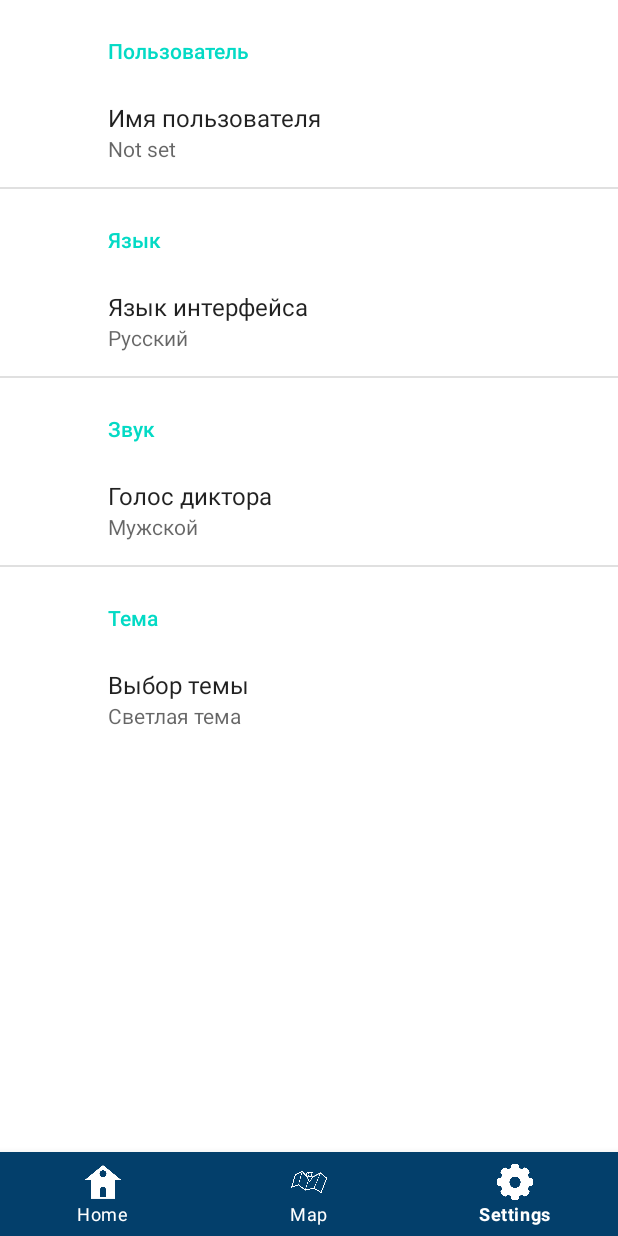
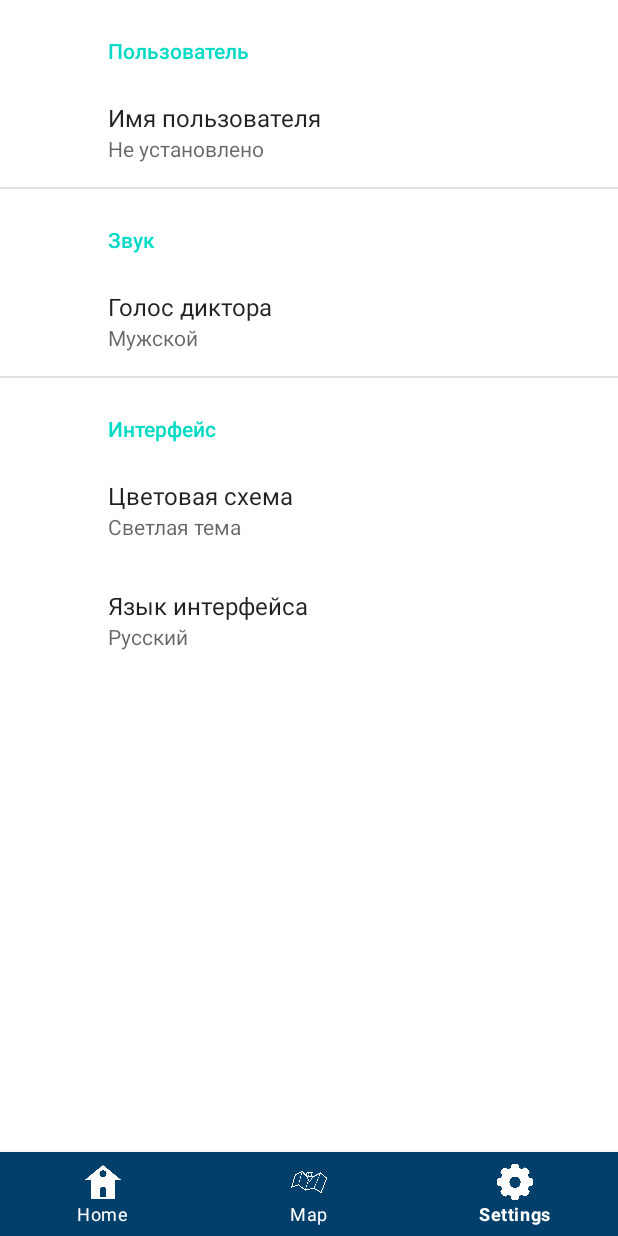
Before and after one commit to Hedgehog2484/Moscow_4D, an Android app built with Jetpack Compose: the screen it shows after launch (MainActivity), item 3 of the bottom bar chosen, on a phone screen of 412 x 824 dp. Run offline under Robolectric (Android 15) with nearby library versions, the phone set to English and light mode, and no system bars; our stand-ins replace Room's generated code, androidx.preference, livedata-compose; 2 statements that could not run were skipped.

Commit message:
Updated strings.xml and arrays.xml

```diff
--- a/app/src/main/res/values/arrays.xml
+++ b/app/src/main/res/values/arrays.xml
@@ -1,33 +1,37 @@
 <resources>
 
+    <!-- Language values -->
+    <string-array name="language_entries">
+        <item>@string/settings_language_value_rus</item>
+        <item>@string/settings_language_value_eng</item>
+    </string-array>
+
+    <string-array name="language_values">
+        <item>lang_rus</item>
+        <item>lang_eng</item>
+    </string-array>
+
+    <!-- Voice values -->
+    <string-array name="voice_entries">
+        <item>@string/settings_speaker_voice_value_male</item>
+        <item>@string/settings_speaker_voice_value_female</item>
+
+    </string-array>
+
+    <string-array name="voice_values">
+        <item>male</item>
+        <item>female</item>
+    </string-array>
+
+    <!-- Color scheme values -->
     <string-array name="color_mode_entries">
-        <item>Светлая тема</item>
-        <item>Темная тема</item>
+        <item>@string/settings_color_theme_value_light</item>
+        <item>@string/settings_color_theme_value_dark</item>
     </string-array>
 
     <string-array name="color_mode_values">
-        <item>1</item>
-        <item>2</item>
-    </string-array>
-
-    <string-array name="voice_entries">
-        <item>Мужской</item>
-        <item>Женский</item>
-    </string-array>
-
-    <string-array name="voice_values">
-        <item>1</item>
-        <item>2</item>
-    </string-array>
-
-    <string-array name="language_entries">
-        <item>Русский</item>
-        <item>English</item>
-    </string-array>
-
-    <string-array name="language_values">
-        <item>1</item>
-        <item>2</item>
+        <item>light</item>
+        <item>dark</item>
     </string-array>
 
 
--- a/app/src/main/res/values/strings.xml
+++ b/app/src/main/res/values/strings.xml
@@ -10,17 +10,19 @@
     <string name="settings_username_title">Имя пользователя</string>
     <string name="settings_username_default_value">Не установлено</string>
 
-    <string name="settings_category_lang">Язык</string>
     <string name="settings_langs_title">Язык интерфейса</string>
-    <string name="settings_language_default_value">Русский</string>
+    <string name="settings_language_value_rus" translatable="false">Русский</string>
+    <string name="settings_language_value_eng" translatable="false">English</string>
 
-    <string name="settings_category_speaker">Диктор</string>
+    <string name="settings_category_sound">Звук</string>
     <string name="settings_speaker_title">Голос диктора</string>
-    <string name="settings_speaker_voice_default_value">Мужской</string>
+    <string name="settings_speaker_voice_value_male">Мужской</string>
+    <string name="settings_speaker_voice_value_female">Женский</string>
 
     <string name="settings_category_interface">Интерфейс</string>
     <string name="settings_interface_title">Цветовая схема</string>
-    <string name="settings_color_cheme_default_value">Темная тема</string>
+    <string name="settings_color_theme_value_light">Светлая тема</string>
+    <string name="settings_color_theme_value_dark">Темная тема</string>
 
     <!-- Place info page strings -->
     <string name="place_get_direction_btn_text">Проложить маршрут</string>
--- a/app/src/main/res/xml/fragment_settings.xml
+++ b/app/src/main/res/xml/fragment_settings.xml
@@ -1,46 +1,46 @@
 <PreferenceScreen xmlns:android="http://schemas.android.com/apk/res/android"
     xmlns:app="http://schemas.android.com/apk/res-auto">
 
-    <PreferenceCategory app:title="Пользователь">
-
+    <PreferenceCategory app:title="@string/settings_category_username">
+        <!-- Username settings -->
         <EditTextPreference
             app:key="username"
-            app:title="Имя пользователя"
+            app:title="@string/settings_username_title"
+            app:defaultValue="@string/settings_username_default_value"
             app:useSimpleSummaryProvider="true" />
 
     </PreferenceCategory>
 
-    <PreferenceCategory app:title="Язык">
 
+    <PreferenceCategory app:title="@string/settings_category_sound">
+        <!-- Sound settings -->
         <ListPreference
-            app:defaultValue="1"
-            app:entries="@array/language_entries"
-            app:entryValues="@array/language_values"
-            app:key="language"
-            app:title="Язык интерфейса"
+            app:defaultValue="male"
+            app:entries="@array/voice_entries"
+            app:entryValues="@array/voice_values"
+            app:key="voice"
+            app:title="@string/settings_speaker_title"
             app:useSimpleSummaryProvider="true" />
 
     </PreferenceCategory>
 
-    <PreferenceCategory app:title="Звук">
-
+    <PreferenceCategory app:title="@string/settings_category_interface">
+        <!-- Color theme -->
         <ListPreference
-            app:defaultValue="1"
-            app:entries="@array/voice_entries"
-            app:entryValues="@array/voice_values"
-            app:key="voice"
-            app:title="Голос диктора"
-            app:useSimpleSummaryProvider="true" />
-
-    </PreferenceCategory>
-
-    <PreferenceCategory app:title="Тема">
-        <ListPreference
-            app:defaultValue="1"
+            app:defaultValue="light"
             app:entries="@array/color_mode_entries"
             app:entryValues="@array/color_mode_values"
             app:key="color_theme"
-            app:title="Выбор темы"
+            app:title="@string/settings_interface_title"
+            app:useSimpleSummaryProvider="true" />
+
+        <!-- Language -->
+        <ListPreference
+            app:defaultValue="lang_rus"
+            app:entries="@array/language_entries"
+            app:entryValues="@array/language_values"
+            app:key="language"
+            app:title="@string/settings_langs_title"
             app:useSimpleSummaryProvider="true" />
     </PreferenceCategory>
 
```
Also changed, not shown: 1 other file.
